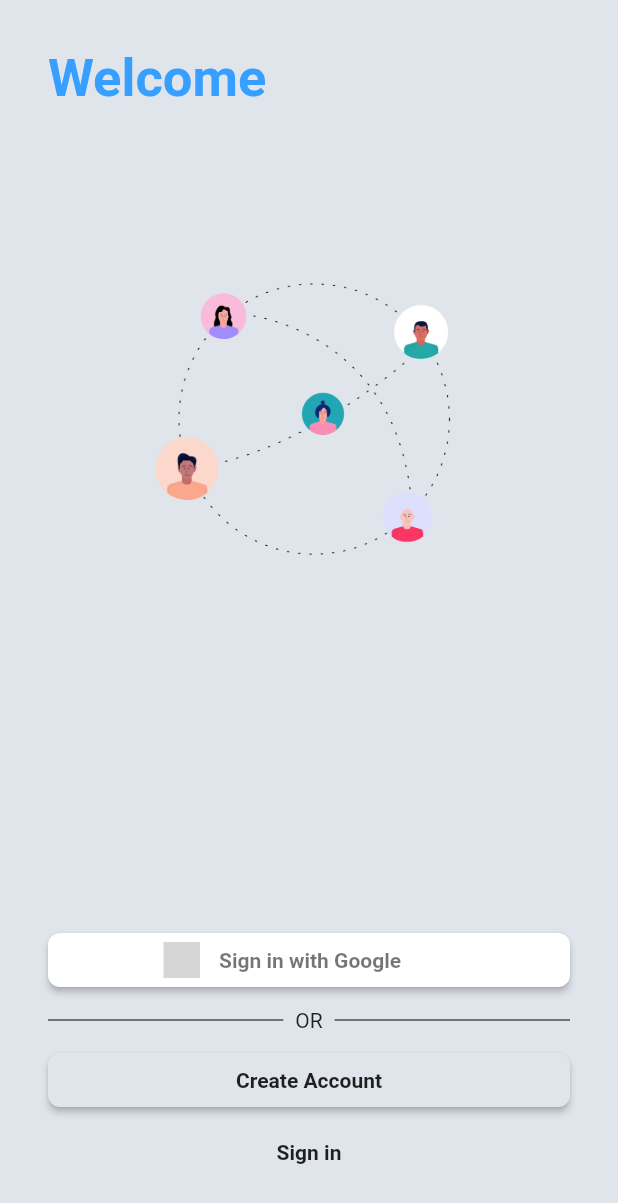
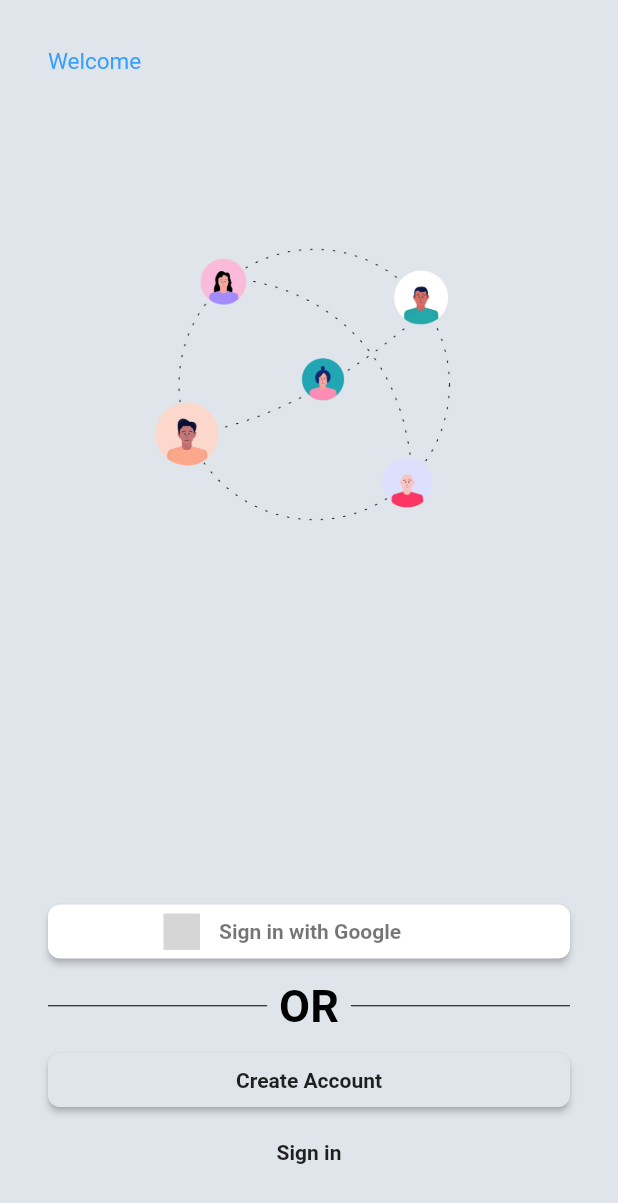
Before and after one commit to UserKazun/relationship_management, a Flutter app: the screen it shows after launch, on a phone screen of 412 x 824 dp. Shown: the top 1203 px of the screen. Run offline on Flutter 3.47's test engine with Material 2 defaults, Android fonts, the phone set to English and light mode, and no system bars; our stand-ins replace cloud_firestore, firebase_auth, flutter_signin_button, flutter_staggered_animations, google_fonts, google_sign_in and 1 more; missing offline and left inert: apple_sign_in; accounts and stored records are empty; grey boxes are pictures that could not be loaded.

Commit message:
Minor corrections

```diff
--- a/lib/src/app.dart
+++ b/lib/src/app.dart
@@ -27,23 +27,34 @@ class App extends StatelessWidget {
         appBarTheme: AppBarTheme(color: Color(0xFFE0E5EC)),
         iconTheme: IconThemeData(color: Colors.black),
         textTheme: TextTheme(
-          title: TextStyle(
+          headline1: TextStyle(
             color: Colors.black,
             fontWeight: FontWeight.w700,
           ),
-          subtitle: TextStyle(
+          headline2: TextStyle(
             color: Colors.black,
             fontWeight: FontWeight.bold,
             fontSize: 25
           ),
-          headline: TextStyle(
+          headline3: TextStyle(
             color: Colors.black,
             fontWeight: FontWeight.bold,
             fontSize: 35
           ),
-          subhead: TextStyle(
+          headline4: TextStyle(
             color: Colors.black,
             fontSize: 12
+          ),
+          headline5: TextStyle(
+            fontSize: 15
+          ),
+          bodyText1: TextStyle(
+            fontSize: 20
+          ),
+          bodyText2: TextStyle(
+              color: Colors.black,
+              fontSize: 30,
+              fontWeight: FontWeight.bold
           ),
           button: TextStyle(
               color: primaryColor,
--- a/lib/src/ui/widgets/item_card.dart
+++ b/lib/src/ui/widgets/item_card.dart
@@ -56,9 +56,7 @@ class ItemCard extends StatelessWidget {
                 Text(
                   this.item['name'],
                   style: GoogleFonts.kosugiMaru(
-                    textStyle: TextStyle(
-                        fontSize: 15
-                    ),
+                    textStyle: Theme.of(context).textTheme.headline5
                   ),
                 ),
                 Chip(
```
Also changed, not shown: lib/src/ui/widgets/item_modal.dart (+7 -23 lines), lib/src/ui/widgets/items_info.dart (+2 -6 lines).
